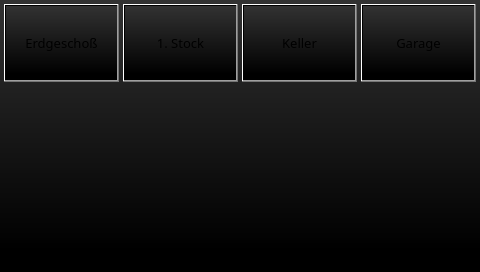
The window that projects/klaus_visu_ap420/mainwindow.ui (busmaster/homebus) describes before a commit, drawn with Qt 5.
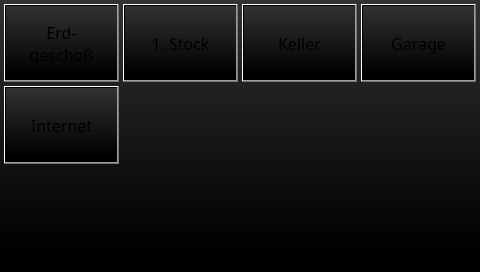
The same window after the commit. Custom widgets are drawn as their Qt base class.

Commit message: switchable socket-outlet for internet router

Diff of the .ui file:
```diff
--- a/projects/klaus_visu_ap420/mainwindow.ui
+++ b/projects/klaus_visu_ap420/mainwindow.ui
@@ -19,7 +19,7 @@
   <property name="font">
    <font>
     <family>Sans</family>
-    <pointsize>10</pointsize>
+    <pointsize>12</pointsize>
     <weight>50</weight>
     <italic>false</italic>
     <bold>false</bold>
@@ -43,8 +43,30 @@
      <height>78</height>
     </rect>
    </property>
+   <property name="sizePolicy">
+    <sizepolicy hsizetype="Fixed" vsizetype="Fixed">
+     <horstretch>0</horstretch>
+     <verstretch>0</verstretch>
+    </sizepolicy>
+   </property>
+   <property name="font">
+    <font>
+     <family>Sans</family>
+     <pointsize>12</pointsize>
+     <weight>50</weight>
+     <italic>false</italic>
+     <bold>false</bold>
+    </font>
+   </property>
    <property name="text">
-    <string>Erdgeschoß</string>
+    <string>Erd-
+geschoß</string>
+   </property>
+   <property name="autoDefault">
+    <bool>false</bool>
+   </property>
+   <property name="default">
+    <bool>false</bool>
    </property>
    <property name="flat">
     <bool>false</bool>
@@ -59,6 +81,21 @@
      <height>78</height>
     </rect>
    </property>
+   <property name="sizePolicy">
+    <sizepolicy hsizetype="Fixed" vsizetype="Fixed">
+     <horstretch>0</horstretch>
+     <verstretch>0</verstretch>
+    </sizepolicy>
+   </property>
+   <property name="font">
+    <font>
+     <family>Sans</family>
+     <pointsize>12</pointsize>
+     <weight>50</weight>
+     <italic>false</italic>
+     <bold>false</bold>
+    </font>
+   </property>
    <property name="text">
     <string>1. Stock</string>
    </property>
@@ -72,6 +109,21 @@
      <height>78</height>
     </rect>
    </property>
+   <property name="sizePolicy">
+    <sizepolicy hsizetype="Fixed" vsizetype="Fixed">
+     <horstretch>0</horstretch>
+     <verstretch>0</verstretch>
+    </sizepolicy>
+   </property>
+   <property name="font">
+    <font>
+     <family>Sans</family>
+     <pointsize>12</pointsize>
+     <weight>50</weight>
+     <italic>false</italic>
+     <bold>false</bold>
+    </font>
+   </property>
    <property name="text">
     <string>Keller</string>
    </property>
@@ -85,6 +137,12 @@
      <height>78</height>
     </rect>
    </property>
+   <property name="sizePolicy">
+    <sizepolicy hsizetype="Fixed" vsizetype="Fixed">
+     <horstretch>0</horstretch>
+     <verstretch>0</verstretch>
+    </sizepolicy>
+   </property>
    <property name="text">
     <string>Garage</string>
    </property>
@@ -146,6 +204,43 @@
     <set>Qt::AlignLeading|Qt::AlignLeft|Qt::AlignTop</set>
    </property>
   </widget>
+  <widget class="QPushButton" name="pushButtonInternet">
+   <property name="geometry">
+    <rect>
+     <x>4</x>
+     <y>86</y>
+     <width>115</width>
+     <height>78</height>
+    </rect>
+   </property>
+   <property name="sizePolicy">
+    <sizepolicy hsizetype="Fixed" vsizetype="Fixed">
+     <horstretch>0</horstretch>
+     <verstretch>0</verstretch>
+    </sizepolicy>
+   </property>
+   <property name="font">
+    <font>
+     <family>Sans</family>
+     <pointsize>12</pointsize>
+     <weight>50</weight>
+     <italic>false</italic>
+     <bold>false</bold>
+    </font>
+   </property>
+   <property name="text">
+    <string>Internet</string>
+   </property>
+   <property name="autoDefault">
+    <bool>false</bool>
+   </property>
+   <property name="default">
+    <bool>false</bool>
+   </property>
+   <property name="flat">
+    <bool>false</bool>
+   </property>
+  </widget>
  </widget>
  <customwidgets>
   <customwidget>
```
Left out of the diff: 11 changed lines with no effect on the pictures. The commit also changes 10 other files.
